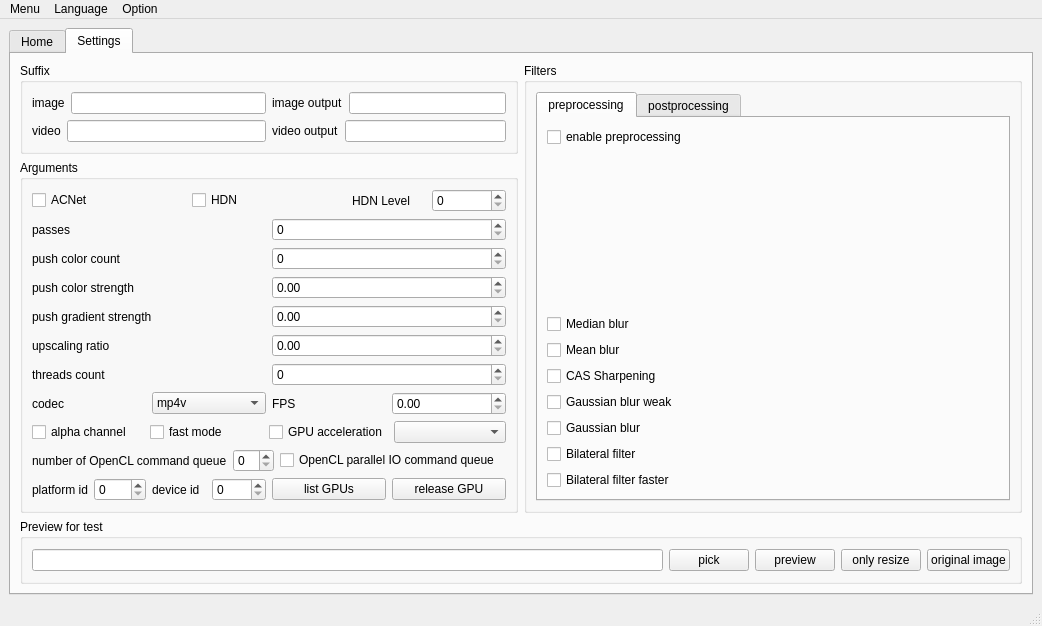
Above: GUI/src/mainwindow.ui from TianZerL/Anime4KCPP before the change. Below: the same form after it.
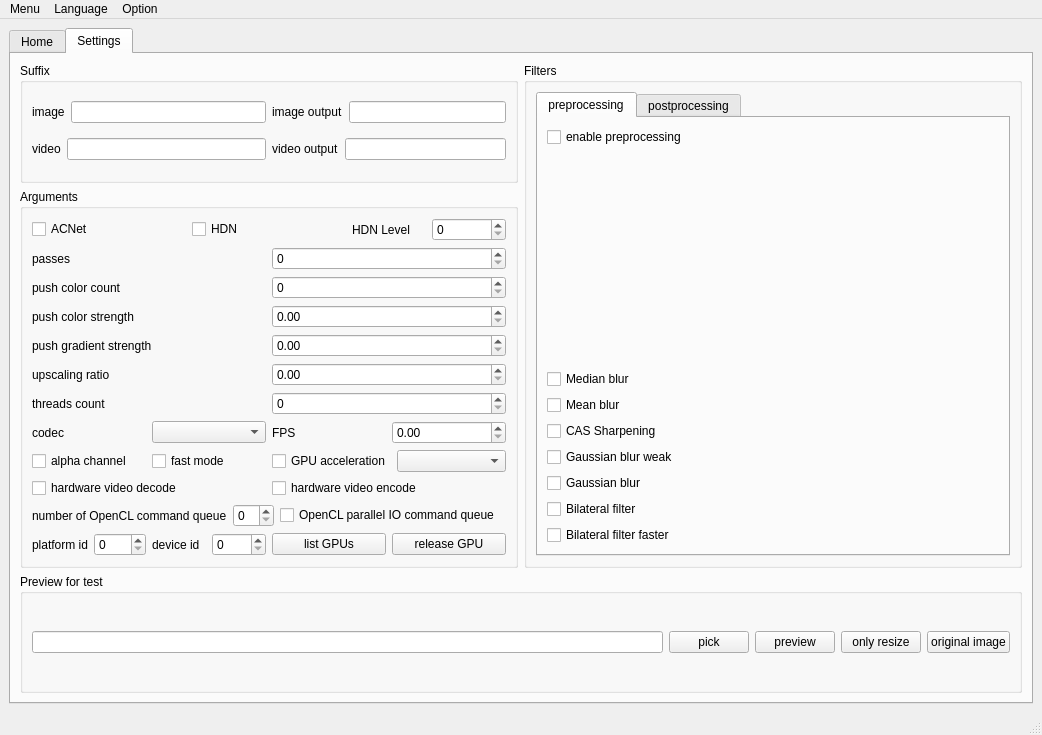
That is the form after the change. The open tabs and pages were chosen to show the change.

Commit message: Update core Enhanced hardware codec support

What changed in the file:
```diff
--- a/GUI/src/mainwindow.ui
+++ b/GUI/src/mainwindow.ui
@@ -7,7 +7,7 @@
     <x>0</x>
     <y>0</y>
     <width>1042</width>
-    <height>619</height>
+    <height>735</height>
    </rect>
   </property>
   <property name="windowTitle">
@@ -681,7 +681,7 @@
           </property>
           <layout class="QGridLayout" name="gridLayout_3">
            <item row="0" column="0">
-            <layout class="QHBoxLayout" name="horizontalLayout_2">
+            <layout class="QHBoxLayout" name="horizontalLayout_1">
              <item>
               <widget class="QCheckBox" name="checkBoxACNet">
                <property name="statusTip">
@@ -849,7 +849,7 @@
             </layout>
            </item>
            <item row="7" column="0">
-            <layout class="QHBoxLayout" name="horizontalLayout_3">
+            <layout class="QHBoxLayout" name="horizontalLayout_2">
              <item>
               <layout class="QHBoxLayout" name="horizontalLayoutCodec">
                <item>
@@ -880,43 +880,8 @@
                   <string>mp4v is recommended, Windows only support mp4v, dxva(HW, only for Windows), avc1(H264) and vp09(very slow), other is for tesing.</string>
                  </property>
                  <property name="currentText">
-                  <string notr="true">mp4v</string>
+                  <string notr="true"/>
                  </property>
-                 <item>
-                  <property name="text">
-                   <string notr="true" comment="recommended in Windows" extracomment="recommended in Windows">mp4v</string>
-                  </property>
-                 </item>
-                 <item>
-                  <property name="text">
-                   <string notr="true" comment="only for Windows" extracomment="only for Windows">dxva</string>
-                  </property>
-                 </item>
-                 <item>
-                  <property name="text">
-                   <string notr="true" comment="H264, recommended in Linux" extracomment="H264, recommended in Linux">avc1</string>
-                  </property>
-                 </item>
-                 <item>
-                  <property name="text">
-                   <string notr="true" comment="very slow" extracomment="very slow">vp09</string>
-                  </property>
-                 </item>
-                 <item>
-                  <property name="text">
-                   <string notr="true">hevc</string>
-                  </property>
-                 </item>
-                 <item>
-                  <property name="text">
-                   <string notr="true">av01</string>
-                  </property>
-                 </item>
-                 <item>
-                  <property name="text">
-                   <string notr="true">other</string>
-                  </property>
-                 </item>
                 </widget>
                </item>
               </layout>
@@ -944,7 +909,9 @@
             </layout>
            </item>
            <item row="8" column="0">
-            <layout class="QHBoxLayout" name="horizontalLayout">
+            <layout class="QHBoxLayout" name="horizontalLayout_3">
+             <item>
+              <layout class="QHBoxLayout" name="horizontalLayout_6">
              <item>
               <widget class="QCheckBox" name="checkBoxAlphaChannel">
                <property name="statusTip">
@@ -965,6 +932,10 @@
                </property>
               </widget>
              </item>
+              </layout>
+             </item>
+             <item>
+              <layout class="QHBoxLayout" name="horizontalLayout">
              <item>
               <widget class="QCheckBox" name="checkBoxGPUMode">
                <property name="statusTip">
@@ -984,7 +955,33 @@
              </item>
             </layout>
            </item>
+            </layout>
+           </item>
            <item row="9" column="0">
+            <layout class="QHBoxLayout" name="horizontalLayout_9">
+             <item>
+              <widget class="QCheckBox" name="checkBoxHardwareVideoDecode">
+               <property name="statusTip">
+                <string>Try to enable hardware video decode</string>
+               </property>
+               <property name="text">
+                <string>hardware video decode</string>
+               </property>
+              </widget>
+             </item>
+             <item>
+              <widget class="QCheckBox" name="checkBoxHardwareVideoEncode">
+               <property name="statusTip">
+                <string>Try to enable hardware video encode</string>
+               </property>
+               <property name="text">
+                <string>hardware video encode</string>
+               </property>
+              </widget>
+             </item>
+            </layout>
+           </item>
+           <item row="10" column="0">
             <layout class="QHBoxLayout" name="horizontalLayout_8">
              <item>
               <layout class="QHBoxLayout" name="horizontalLayout_7">
@@ -1019,7 +1016,7 @@
              </item>
             </layout>
            </item>
-           <item row="10" column="0">
+           <item row="11" column="0">
             <layout class="QHBoxLayout" name="horizontalLayoutIDs">
              <item>
               <layout class="QHBoxLayout" name="horizontalLayoutPlatformID">
```
Left out of the diff: 2 changed lines with no effect on the pictures. Lines whose indentation alone changed are shown as unchanged. The commit also changes 10 other files.
